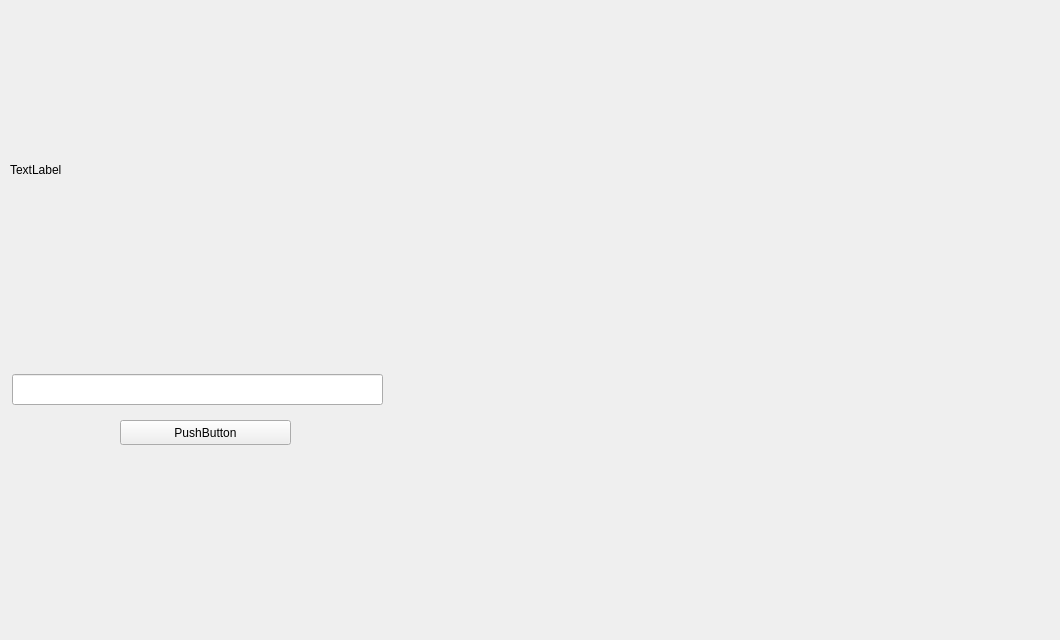
The window that main_window.ui (raison-collab/MiigaikYAPMendeleev) describes before a commit, drawn with Qt 5.
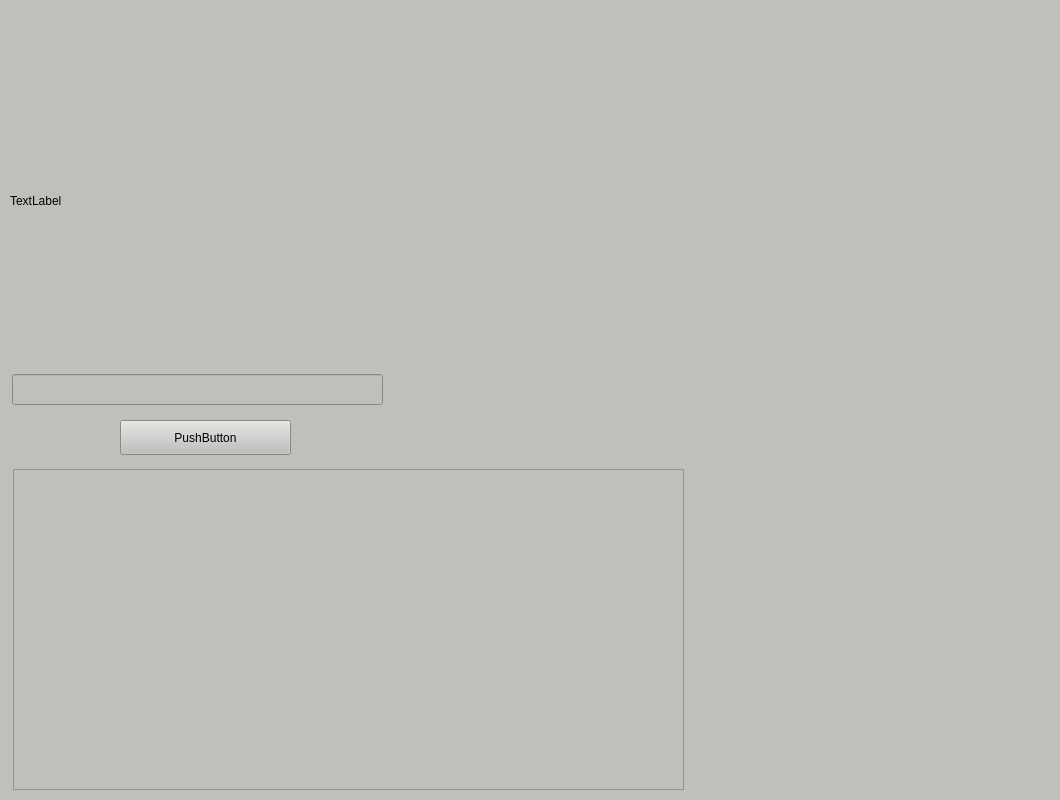
The same window after the commit.

Commit message: Base logic

Diff of the .ui file:
```diff
--- a/main_window.ui
+++ b/main_window.ui
@@ -7,18 +7,21 @@
     <x>0</x>
     <y>0</y>
     <width>1060</width>
-    <height>640</height>
+    <height>800</height>
    </rect>
   </property>
   <property name="windowTitle">
    <string>MainWindow</string>
   </property>
+  <property name="styleSheet">
+   <string notr="true">background-color: rgb(192, 191, 188);</string>
+  </property>
   <widget class="QWidget" name="centralwidget">
    <widget class="QLabel" name="label">
     <property name="geometry">
      <rect>
       <x>10</x>
-      <y>9</y>
+      <y>40</y>
       <width>1031</width>
       <height>321</height>
      </rect>
@@ -43,13 +46,23 @@
       <x>120</x>
       <y>420</y>
       <width>171</width>
-      <height>25</height>
+      <height>35</height>
      </rect>
     </property>
     <property name="text">
      <string>PushButton</string>
     </property>
    </widget>
+   <widget class="QTextEdit" name="textEdit">
+    <property name="geometry">
+     <rect>
+      <x>13</x>
+      <y>469</y>
+      <width>671</width>
+      <height>321</height>
+     </rect>
+    </property>
+   </widget>
   </widget>
  </widget>
  <resources/>
```
The commit also changes 2 other files.
